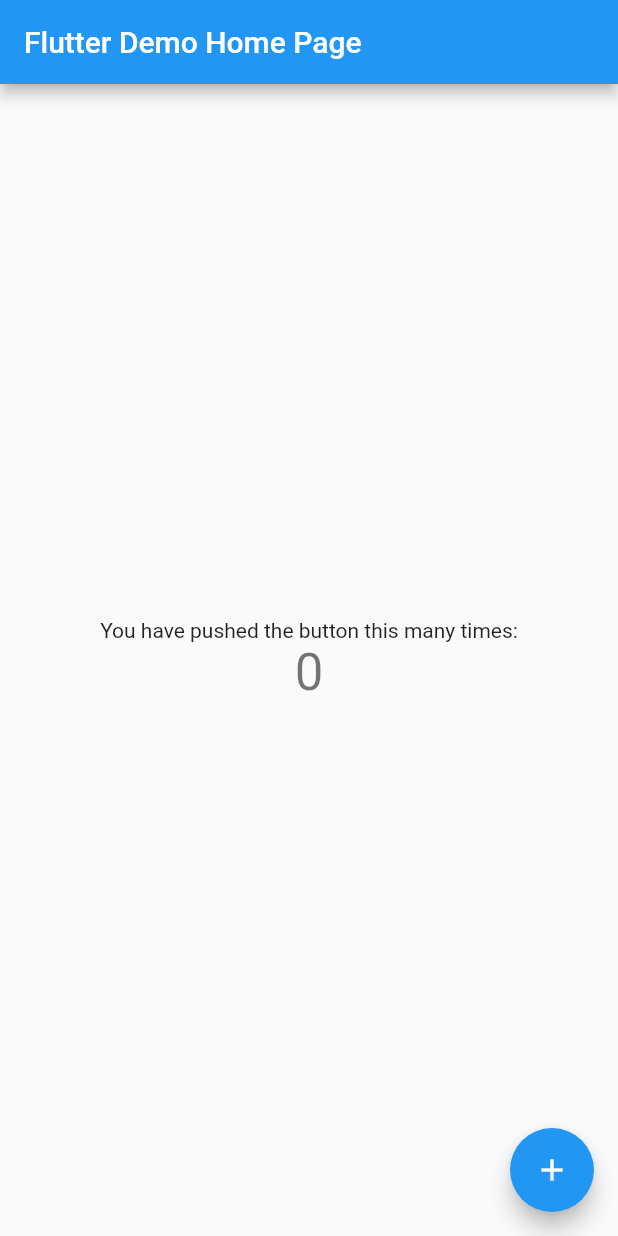
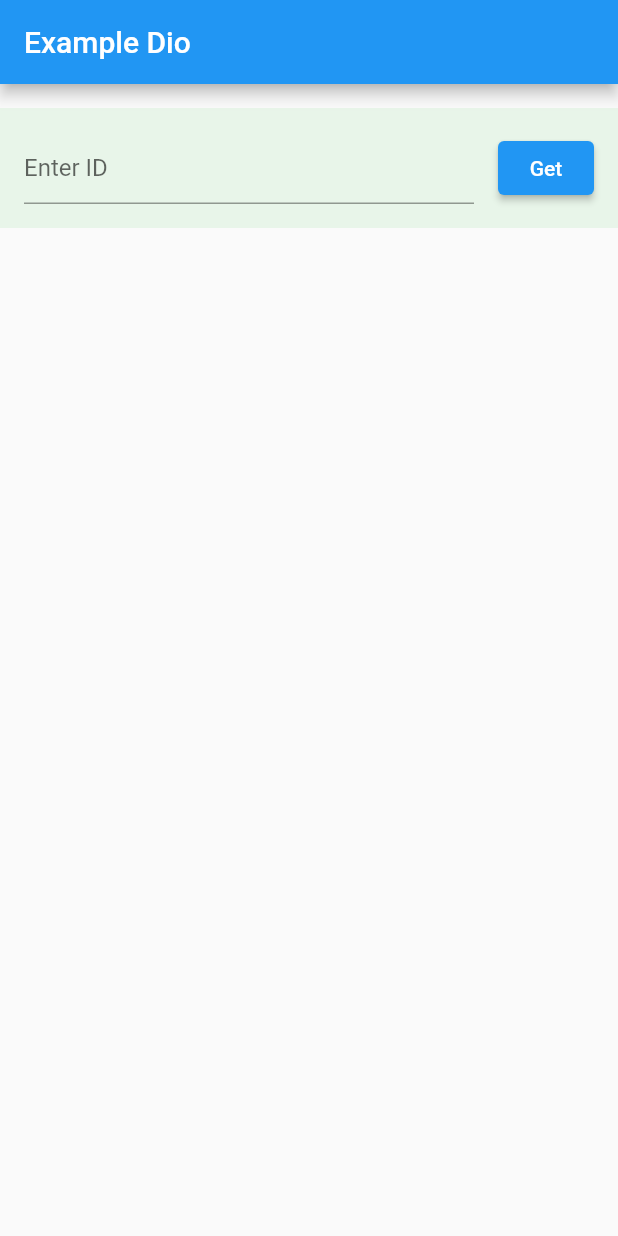
Before and after one commit to lucianoyamane/dio_example, a Flutter app: the screen it shows after launch, on a phone screen of 412 x 824 dp. Run offline on Flutter 3.47's test engine with Material 2 defaults, Android fonts, the phone set to English and light mode, and no system bars; our stand-ins replace dio.

Commit message:
example get

```diff
--- a/lib/main.dart
+++ b/lib/main.dart
@@ -1,3 +1,4 @@
+import 'package:dio_example/pages/home_page.dart';
 import 'package:flutter/material.dart';
 
 void main() {
@@ -24,7 +25,7 @@ class MyApp extends StatelessWidget {
         // is not restarted.
         primarySwatch: Colors.blue,
       ),
-      home: const MyHomePage(title: 'Flutter Demo Home Page'),
+      home: const HomePage(),
     );
   }
 }
--- /dev/null
+++ b/lib/pages/get_user.dart
@@ -0,0 +1,80 @@
+import 'package:dio_example/models/user.dart';
+import 'package:dio_example/service/user_service.dart';
+import 'package:flutter/material.dart';
+
+class GetUser extends StatefulWidget {
+    const GetUser({Key? key}) : super(key: key);
+
+  @override
+  _GetUserState createState() => _GetUserState();
+}
+
+class _GetUserState extends State<GetUser> {
+  final UserService _userService = UserService();
+  final TextEditingController _idController = TextEditingController();
+
+  bool _isFetching = false;
+
+  @override
+  Widget build(BuildContext context) {
+    return Container(
+      color: Colors.green.shade50,
+      child: Padding(
+        padding: const EdgeInsets.all(16.0),
+        child: Row(
+          children: [
+            Flexible(
+              child: TextField(
+                controller: _idController,
+                decoration: InputDecoration(hintText: 'Enter ID'),
+              ),
+            ),
+            SizedBox(width: 16.0),
+            _isFetching? CircularProgressIndicator() : ElevatedButton(onPressed: () async{
+              setState(() {
+                _isFetching = true;
+              });
+
+              User? user = await _userService.getUser(
+                id: _idController.text,
+              );
+              if (user != null) {
+                showDialog(
+                  context: context,
+                  builder: (context) => Dialog(
+                    child: Container(
+                      decoration: BoxDecoration(
+                        color: Colors.white,
+                        borderRadius: BorderRadius.circular(20),
+                      ),
+                      child: Padding(
+                        padding: const EdgeInsets.all(8.0),
+                        child: Column(
+                          crossAxisAlignment: CrossAxisAlignment.start,
+                          mainAxisSize: MainAxisSize.min,
+                          children: [
+                            Image.network(user.data.avatar),
+                            Text('ID: ${user.data.id}'),
+                            Text(
+                              'Name: ${user.data.firstName} ${user.data.lastName}',
+                            ),
+                            Text('Email: ${user.data.email}'),
+                          ],
+                        ),
+                      ),
+                    ),
+                  ),
+                );
+              }
+
+              setState(() {
+                _isFetching = false;
+              });
+            }, child: Text('Get'))
+          ],
+        ),
+      ),
+    );
+  }
+
+}
--- /dev/null
+++ b/lib/pages/home_page.dart
@@ -0,0 +1,33 @@
+import 'package:dio_example/pages/get_user.dart';
+import 'package:flutter/material.dart';
+
+class HomePage extends StatefulWidget {
+  const HomePage({Key? key}) : super(key: key);
+
+
+  @override
+  _HomePageState createState() => _HomePageState();
+
+}
+
+class _HomePageState extends State<HomePage> {
+
+  @override
+  Widget build(BuildContext context) {
+    return Scaffold(
+      appBar: AppBar(
+        title: const Text('Example Dio'),
+      ),
+      body: Padding(
+        padding: const EdgeInsets.only(top: 16.0, bottom: 8.0),
+        child: Column(
+          crossAxisAlignment: CrossAxisAlignment.start,
+          children: const [
+            GetUser()
+          ],
+        ),
+      )
+    );
+  }
+
+}
```
